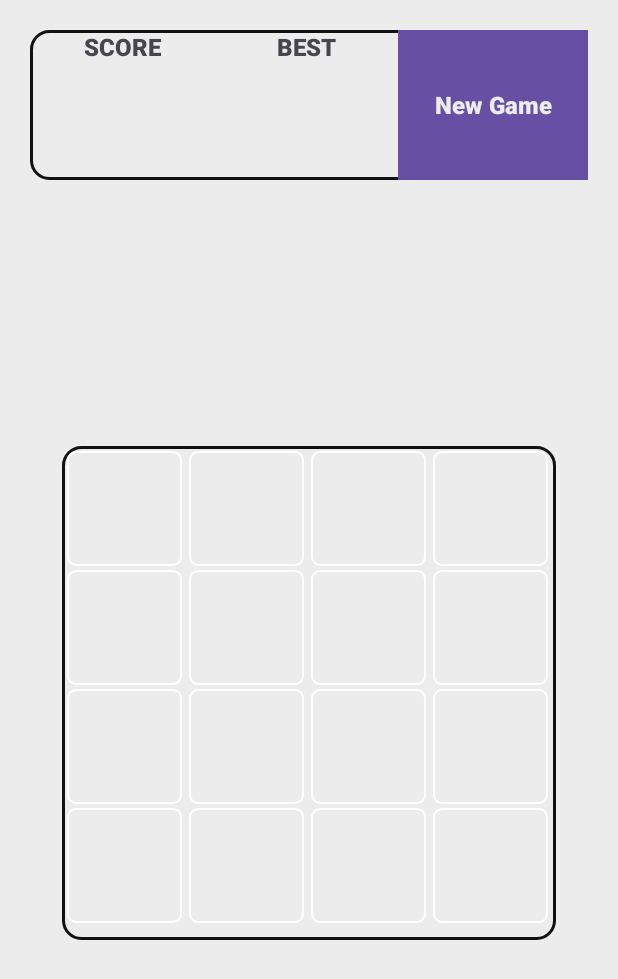
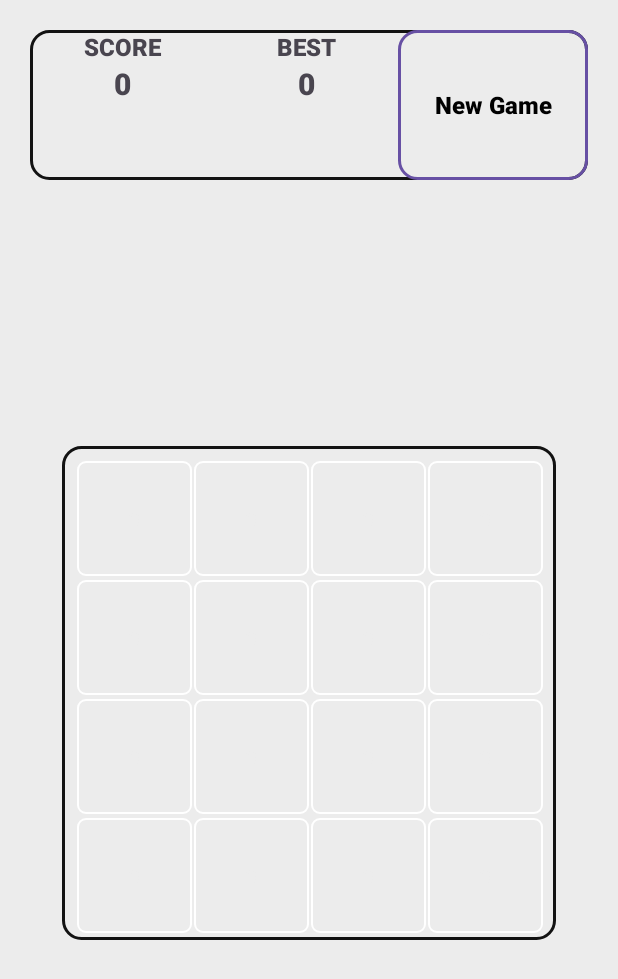
Before and after one commit to J4F3ET/JOB.PPC, an Android app: the screen it shows after launch (MainActivity), on a phone screen of 412 x 824 dp. Shown: the top 979 px of the screen. Run offline under Robolectric (Android 15) with nearby library versions, the phone set to English and light mode, and no system bars.

```diff
--- a/app/src/main/java/com/example/jobcpp/MainActivity.kt
+++ b/app/src/main/java/com/example/jobcpp/MainActivity.kt
@@ -1,6 +1,8 @@
 package com.example.jobcpp
 
+import android.graphics.Color
 import android.os.Bundle
+import android.widget.Button
 import android.widget.GridView
 import android.widget.LinearLayout
 import android.widget.TextView
@@ -16,7 +18,7 @@ class MainActivity : AppCompatActivity() {
     override fun onCreate(savedInstanceState: Bundle?) {
         val columns:Byte = 4;
         val items: MutableList<TextView> = mutableListOf()
-        val textView:TextView = ElementBoardView(this).textView
+        val textView:TextView = ElementBoardView(this,0).textView
         for (num in 1..(columns.times(columns))){
             items.add(textView)
         }
@@ -24,6 +26,13 @@ class MainActivity : AppCompatActivity() {
         val gridView: GridView = boardView.grid;
         super.onCreate(savedInstanceState)
         setContentView(R.layout.activity_main)
+        val textScore: TextView = findViewById(R.id.input_text_score)
+        textScore.text = 0.toString()
+        val textBest: TextView = findViewById(R.id.input_text_best)
+        textBest.text =0.toString()
+        val btn_newGame:Button = findViewById(R.id.btn_newGame)
+        btn_newGame.background = ContextCompat.getDrawable(this,R.drawable.border);
+        btn_newGame.setTextColor(Color.BLACK)
         val containerLinearLayout:LinearLayout = findViewById(R.id.container_board)
         containerLinearLayout.addView(gridView)
         enableEdgeToEdge()
--- a/app/src/main/java/com/example/jobcpp/View/Components/BoardView.kt
+++ b/app/src/main/java/com/example/jobcpp/View/Components/BoardView.kt
@@ -2,13 +2,18 @@ package com.example.jobcpp.View.Components
 
 
 
+import android.annotation.SuppressLint
 import android.content.Context
+import android.view.MotionEvent
 import android.view.ViewGroup
 import android.widget.GridView
 import android.widget.TextView
 import androidx.core.content.ContextCompat
+import com.example.jobcpp.Utils.MovementDirection
 import com.example.jobcpp.View.Components.Utils.TextViewAdapter
 
+
+@SuppressLint("ClickableViewAccessibility")
 class BoardView(
     context: Context,
     columns: Byte,
@@ -19,17 +24,53 @@ class BoardView(
 
     init {
         val dimension = context.resources.displayMetrics.widthPixels.times(.8).toInt()
+        val padding = 15
+        var lastX = 0f
+        var lastY = 0f
+        var deltaX = 0f
+        var deltaY = 0f
         val adapterList = TextViewAdapter(context,content)
         this.grid = GridView(context,).apply {
             numColumns = columns.toInt();
             layoutParams = ViewGroup.LayoutParams(dimension, dimension)
             horizontalSpacing = gap;
             verticalSpacing = gap;
-            setPadding(5,5,5,5);
+            setPadding(padding,padding,padding,padding);
             clipToPadding = false
             adapter = adapterList;
             background = ContextCompat.getDrawable(context, com.example.jobcpp.R.drawable.border);
             columnWidth = GridView.AUTO_FIT
+            setOnTouchListener { v, event ->
+                when (event.action) {
+                    MotionEvent.ACTION_DOWN -> {
+                        // Guardar las coordenadas iniciales cuando el toque comienza
+                        lastX = event.x
+                        lastY = event.y
+                        true
+                    }
+                    MotionEvent.ACTION_UP, MotionEvent.ACTION_CANCEL -> {
+                        // Resetear las coordenadas al finalizar el toque
+                        val movementDirection:MovementDirection = resolveOrientationEvent(
+                            event.x - lastX,
+                            event.y - lastY
+                        )
+                        lastX = 0f
+                        lastY = 0f
+                        true
+                    }
+                    else -> false
+                }
+            }
         }
     }
+    fun resolveOrientationEvent(deltaX: Float, deltaY: Float): MovementDirection {
+        return when {
+            deltaX > 0 && Math.abs(deltaX) > Math.abs(deltaY) -> MovementDirection.RIGHT
+            deltaX < 0 && Math.abs(deltaX) > Math.abs(deltaY) -> MovementDirection.LEFT
+            deltaY > 0 && Math.abs(deltaY) > Math.abs(deltaX) -> MovementDirection.DOWN
+            deltaY < 0 && Math.abs(deltaY) > Math.abs(deltaX) -> MovementDirection.UP
+            else -> throw IllegalArgumentException("No movement detected")
+        }
+    }
+
 }
```
